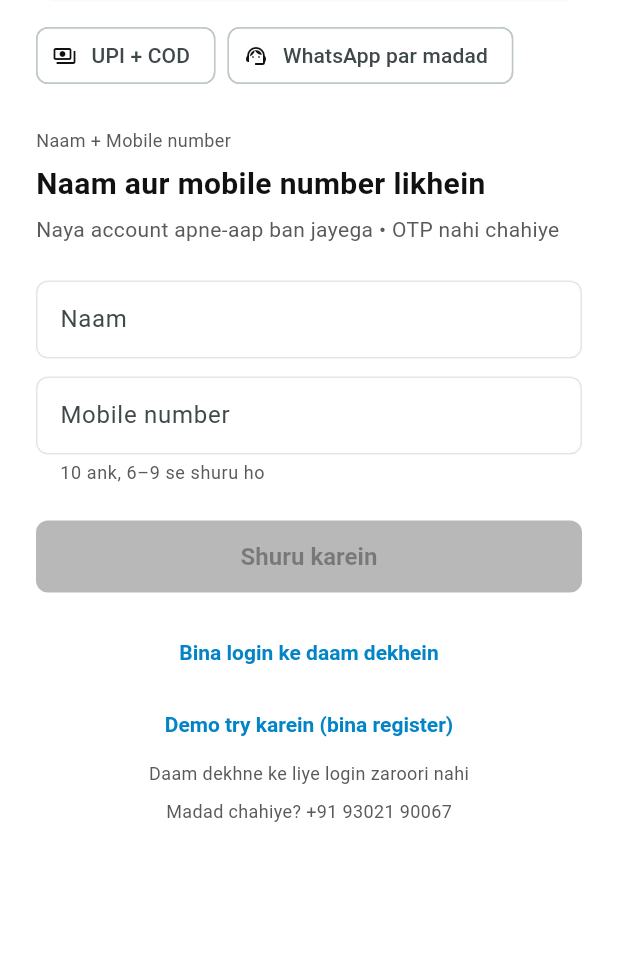
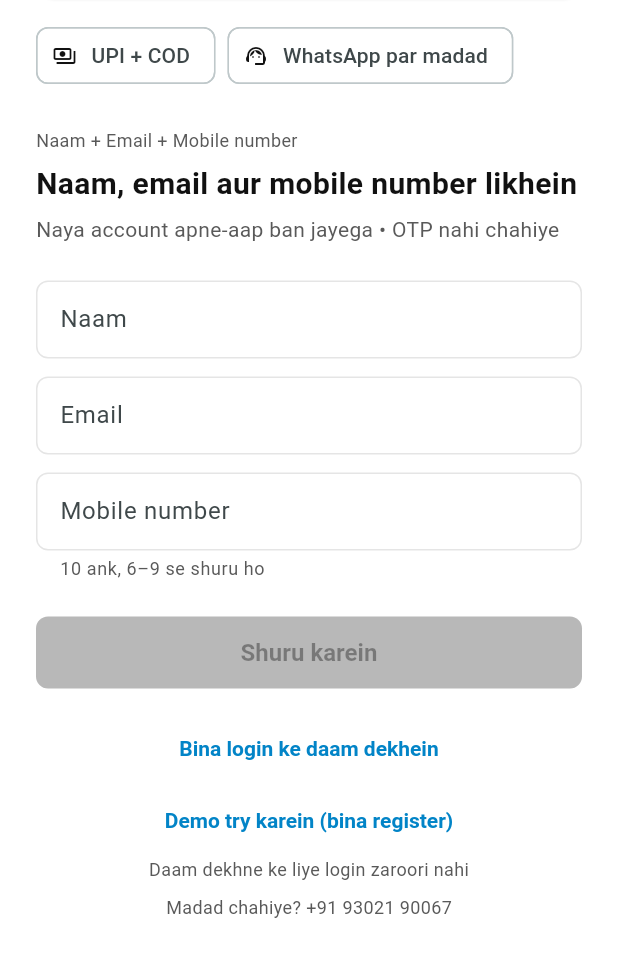
Before and after one commit to aadityathakur452007/water, a Flutter app: the screen it shows after launch, on a phone screen of 412 x 824 dp, the part 273-1236 px from its top. Run offline on Flutter 3.47's test engine with Material 3 defaults, Android fonts, the phone set to English and light mode, and no system bars; drawn by our look-alikes of flutter_animate; our stand-ins replace flutter_map, flutter_secure_storage, geocoding, geolocator, latlong2, permission_handler and 2 more; missing offline and left inert: razorpay_flutter; network calls fail.

Commit message:
feat(user-app): email field in signup (name+email+phone, no OTP)
- NameNumberScreen: email field (16px, next-focus, focus-first-invalid).

- AuthController.registerNameNumber(name, email, phone) + isValidUserEmail.

- 132 tests green, analyze clean.

```diff
--- a/apps/user_app/lib/core/auth_impls.dart
+++ b/apps/user_app/lib/core/auth_impls.dart
@@ -1,6 +1,6 @@
-// User auth seams — name+number register (028). No OTP SDK anywhere:
-// name + number → POST /v1/auth/user/register. Demo door (server-gated)
-// stays as the QA fallback.
+// User auth seams — name+email+phone register. No OTP SDK anywhere:
+// name + email + number → POST /v1/auth/user/register. Demo door
+// (server-gated) stays as the QA fallback.
 
 import '../features/auth/auth_controller.dart';
 import 'api_client.dart';
@@ -29,6 +29,7 @@ class ApiBackedAuthApi implements AuthApi {
   @override
   Future<AuthSession> register({
     required String name,
+    required String email,
     required String phone,
     required String deviceId,
   }) async {
@@ -37,6 +38,7 @@ class ApiBackedAuthApi implements AuthApi {
       '/auth/user/register',
       body: {
         'name': name,
+        'email': email,
         'phone': phone,
         'device': {'id': deviceId},
       },
--- a/apps/user_app/lib/features/auth/auth_controller.dart
+++ b/apps/user_app/lib/features/auth/auth_controller.dart
@@ -1,8 +1,10 @@
-// F2 — Auth state for the Shodasha user app (028: name+number register).
+// F2 — Auth state for the Shodasha user app (name+email+phone register).
 //
-// Backend contract: POST /v1/auth/user/register {name, phone, device:{id}}
-// → 200 {access_token, refresh_token, role:"user", user_id, verified:false}
-// / 400 (bad name/phone/device) / 422 ROLE_RESERVED (staff number) / 429.
+// Backend contract: POST /v1/auth/user/register {name, email, phone,
+// device:{id}} → 200 {access_token, refresh_token, role:"user", user_id,
+// verified:false} / 400 (bad name/email/phone/device) / 422 ROLE_RESERVED
+// (staff number) / 429. No OTP anywhere — phone is the identity, email a
+// required contact field.
 // Doorstep-verified: `verified` flips on first PoD in a later slice; until
 // then display + future gating only.
 //
@@ -26,11 +28,14 @@ const Map<String, String> authStringsHi = {
   'appName': 'Shodasha',
   'appTagline': 'Shodasha Mineral Water • RO+UV, lab-tested',
   'trustLine': 'RO+UV • Lab report • Refill Rs 28 / Jar Rs 30',
-  'registerTitle': 'Naam aur mobile number likhein',
+  'registerTitle': 'Naam, email aur mobile number likhein',
   'registerSubtitle': 'Naya account apne-aap ban jayega • OTP nahi chahiye',
   'nameLabel': 'Naam',
   'nameHint': 'Aapka naam',
   'nameError': 'Sahi naam likhein (1–100 akshar)',
+  'emailLabel': 'Email',
+  'emailHint': 'aap@example.com',
+  'emailError': 'Sahi email likhein (jaise aap@example.com)',
   'phoneLabel': 'Mobile number',
   'phoneHint': '93021 90067',
   'phoneHelper': '10 ank, 6–9 se shuru ho',
@@ -76,6 +81,14 @@ bool isValidIndianPhone(String raw) => normalizeIndianPhone(raw) != null;
 bool isValidUserName(String raw) {
   final name = raw.trim();
   return name.isNotEmpty && name.length <= 100;
+}
+
+/// True when [raw] looks like an email address (backend: ≤254 chars,
+/// `local@domain.tld` — format check only, never verified).
+bool isValidUserEmail(String raw) {
+  final email = raw.trim();
+  if (email.isEmpty || email.length > 254) return false;
+  return RegExp(r'^[^@\s]+@[^@\s]+\.[^@\s]+$').hasMatch(email);
 }
 
 /// `9876543210` → `+91 ••••• 43210` (never show full digits on screen).
@@ -165,10 +178,11 @@ class InMemorySessionStore implements SessionStore {
 
 /// Backend seam: Workers API user-auth surface (028).
 abstract class AuthApi {
-  /// POST /auth/user/register `{name, phone, device:{id}}` → session
+  /// POST /auth/user/register `{name, email, phone, device:{id}}` → session
   /// (200; 400 validation; 422 ROLE_RESERVED staff number; 429 rate-limit).
   Future<AuthSession> register({
     required String name,
+    required String email,
     required String phone,
     required String deviceId,
   });
@@ -229,12 +243,21 @@ class AuthController extends ChangeNotifier {
     _notify();
   }
 
-  /// Name+number register from [NameNumberScreen] (raw user input,
+  /// Name+email+phone register from [NameNumberScreen] (raw user input,
   /// normalized here). Returns true on success.
-  Future<bool> registerNameNumber(String rawName, String rawPhone) async {
+  Future<bool> registerNameNumber(
+    String rawName,
+    String rawEmail,
+    String rawPhone,
+  ) async {
     final name = rawName.trim();
     if (!isValidUserName(rawName)) {
       _fail(authStringsHi['nameError']!, AuthStatus.idle);
+      return false;
+    }
+    final email = rawEmail.trim();
+    if (!isValidUserEmail(rawEmail)) {
+      _fail(authStringsHi['emailError']!, AuthStatus.idle);
       return false;
     }
     final digits = normalizeIndianPhone(rawPhone);
@@ -248,6 +271,7 @@ class AuthController extends ChangeNotifier {
     try {
       final session = await _api.register(
         name: name,
+        email: email,
         phone: '+91$digits',
         deviceId: deviceId,
       );
--- a/apps/user_app/lib/features/auth/name_number_screen.dart
+++ b/apps/user_app/lib/features/auth/name_number_screen.dart
@@ -1,4 +1,4 @@
-// F2 (028) — Name+number entry screen: naam + mobile → registerNameNumber.
+// F2 — Name+email+number entry screen: naam + email + mobile → registerNameNumber.
 //
 // No OTP, no SMS round-trip. Guest browse keeps prices visible WITHOUT
 // login (user-flows flow 1); demo sheet stays as the server-gated QA
@@ -44,8 +44,10 @@ class NameNumberScreen extends StatefulWidget {
 
 class _NameNumberScreenState extends State<NameNumberScreen> {
   final _name = TextEditingController();
+  final _email = TextEditingController();
   final _phone = TextEditingController();
   final _nameFocus = FocusNode();
+  final _emailFocus = FocusNode();
   final _phoneFocus = FocusNode();
   bool _touched = false; // errors show only after submit or focus-loss
 
@@ -53,6 +55,7 @@ class _NameNumberScreenState extends State<NameNumberScreen> {
   void initState() {
     super.initState();
     _name.addListener(_onChanged);
+    _email.addListener(_onChanged);
     _phone.addListener(_onChanged);
     _phoneFocus.addListener(_onFocusChanged);
   }
@@ -73,11 +76,14 @@ class _NameNumberScreenState extends State<NameNumberScreen> {
   }
 
   bool get _validName => isValidUserName(_name.text);
+  bool get _validEmail => isValidUserEmail(_email.text);
   bool get _validPhone => isValidIndianPhone(_phone.text);
-  bool get _valid => _validName && _validPhone;
+  bool get _valid => _validName && _validEmail && _validPhone;
 
   String? get _nameError =>
       (_touched && !_validName) ? authStringsHi['nameError'] : null;
+  String? get _emailError =>
+      (_touched && !_validEmail) ? authStringsHi['emailError'] : null;
   String? get _phoneError =>
       (_touched && !_validPhone) ? authStringsHi['phoneError'] : null;
 
@@ -98,20 +104,25 @@ class _NameNumberScreenState extends State<NameNumberScreen> {
       // a11y-6: focus lands on the first invalid field.
       if (!_validName) {
         _nameFocus.requestFocus();
+      } else if (!_validEmail) {
+        _emailFocus.requestFocus();
       } else {
         _phoneFocus.requestFocus();
       }
       return;
     }
     FocusScope.of(context).unfocus();
-    await widget.controller.registerNameNumber(_name.text, _phone.text);
+    await widget.controller
+        .registerNameNumber(_name.text, _email.text, _phone.text);
   }
 
   @override
   void dispose() {
     _name.dispose();
+    _email.dispose();
     _phone.dispose();
     _nameFocus.dispose();
+    _emailFocus.dispose();
     _phoneFocus.dispose();
     super.dispose();
   }
@@ -200,7 +211,7 @@ class _NameNumberScreenState extends State<NameNumberScreen> {
               ),
               const SizedBox(height: 24),
               const Text(
-                'Naam + Mobile number',
+                'Naam + Email + Mobile number',
                 style: TextStyle(fontSize: 12, color: AuthTokens.muted),
               ),
               const SizedBox(height: 6),
@@ -244,6 +255,33 @@ class _NameNumberScreenState extends State<NameNumberScreen> {
                     borderSide: const BorderSide(color: AuthTokens.blue),
                   ),
                   errorText: _nameError,
+                  errorStyle: TextStyle(color: errorColor, fontSize: 13),
+                ),
+              ),
+              const SizedBox(height: 12),
+              TextField(
+                controller: _email,
+                focusNode: _emailFocus,
+                keyboardType: TextInputType.emailAddress,
+                style: const TextStyle(fontSize: 16, color: AuthTokens.text),
+                textInputAction: TextInputAction.next,
+                onSubmitted: (_) => _emailFocus.nextFocus(),
+                decoration: InputDecoration(
+                  labelText: authStringsHi['emailLabel'],
+                  hintText: authStringsHi['emailHint'],
+                  contentPadding: const EdgeInsets.symmetric(
+                    horizontal: 12,
+                    vertical: 14,
+                  ),
+                  enabledBorder: OutlineInputBorder(
+                    borderRadius: BorderRadius.circular(AuthTokens.radius),
+                    borderSide: const BorderSide(color: AuthTokens.border),
+                  ),
+                  focusedBorder: OutlineInputBorder(
+                    borderRadius: BorderRadius.circular(AuthTokens.radius),
+                    borderSide: const BorderSide(color: AuthTokens.blue),
+                  ),
+                  errorText: _emailError,
                   errorStyle: TextStyle(color: errorColor, fontSize: 13),
                 ),
               ),
```
Also changed, not shown: 3 other files.
